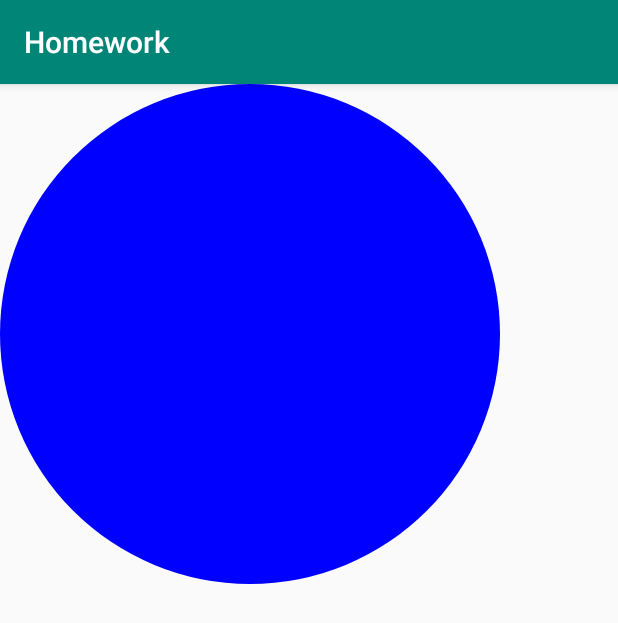
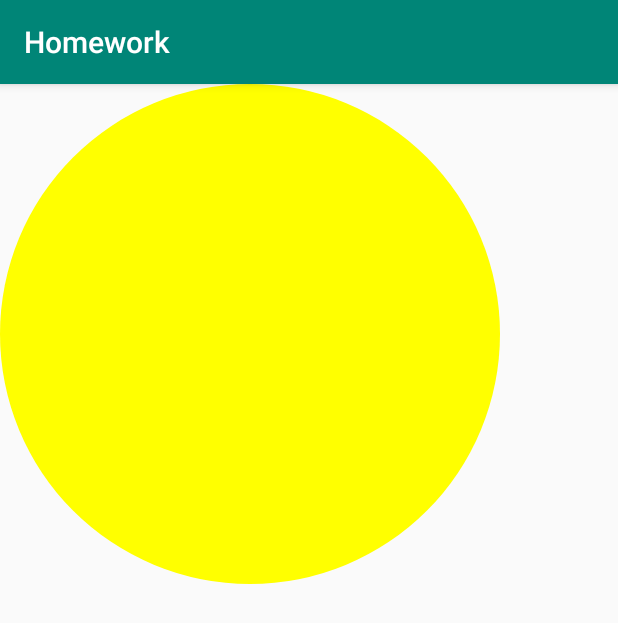
Before and after one commit to vadimmpog/Repo_Samsung, an Android app: the screen it shows after launch (MainActivity), on a phone screen of 412 x 824 dp. Shown: the top 623 px of the screen. Run offline under Robolectric (Android 15) with nearby library versions, the phone set to English and light mode, and no system bars.

Commit message:
1.7.6 (3)

```diff
--- a/app/src/main/java/com/example/homework/MyView.java
+++ b/app/src/main/java/com/example/homework/MyView.java
@@ -17,8 +17,8 @@ public class MyView extends View {
     protected void onDraw(Canvas canvas) {
         super.onDraw(canvas);
     Paint paint= new Paint(),paint1= new Paint();
-        paint.setColor(Color.BLUE);
-    Paint.Style Fill;
+        paint.setColor(Color.YELLOW);
+        Paint.Style Fill;
         canvas.drawCircle(250,250,250,paint);
 
 }
```
